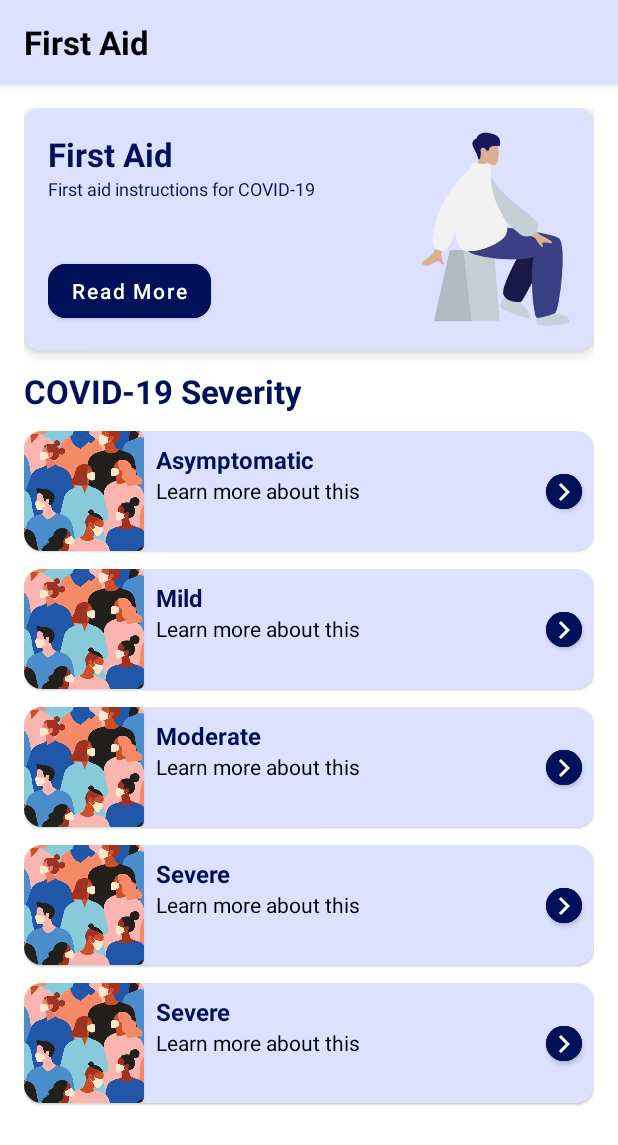
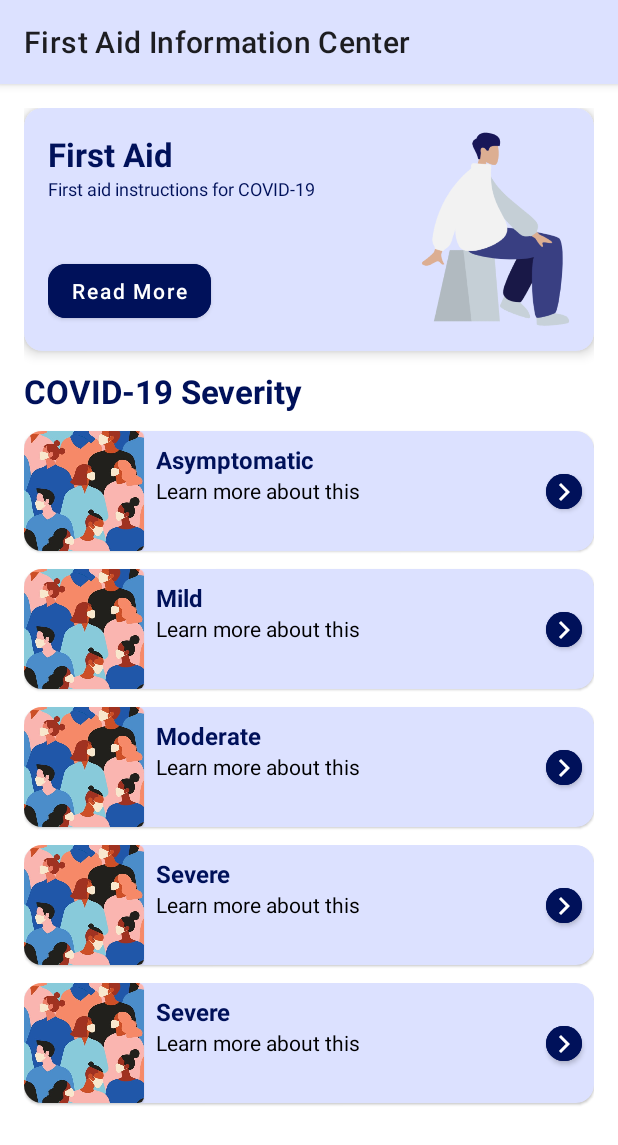
Before and after one commit to MadJack1906/First-Aid-UI-Design-App, an Android app: the layout activity_main.xml on its own in the app's theme, with its tools: preview values and no code run, on a phone screen of 412 x 824 dp. Shown: the top 1145 px of the screen. Run offline under Robolectric (Android 15) with nearby library versions, the phone set to English and light mode, and no system bars.

Commit message:
Added Expadning and Collapsing Animation for the CardView in the FirstAidInfomration and also added icons that rotate when the cardview is clicked

```diff
--- a/app/src/main/AndroidManifest.xml
+++ b/app/src/main/AndroidManifest.xml
@@ -10,6 +10,9 @@
         android:supportsRtl="true"
         android:theme="@style/Theme.FirstAidUIDesign">
         <activity
+            android:name=".FirstAidInformationActivity"
+            android:exported="false" />
+        <activity
             android:name=".MainActivity"
             android:exported="true">
             <intent-filter>
--- /dev/null
+++ b/app/src/main/res/drawable/ic_baseline_arrow_back_24.xml
@@ -0,0 +1,5 @@
+<vector android:autoMirrored="true" android:height="24dp"
+    android:tint="@color/black" android:viewportHeight="24"
+    android:viewportWidth="24" android:width="24dp" xmlns:android="http://schemas.android.com/apk/res/android">
+    <path android:fillColor="@android:color/black" android:pathData="M20,11H7.83l5.59,-5.59L12,4l-8,8 8,8 1.41,-1.41L7.83,13H20v-2z"/>
+</vector>
--- /dev/null
+++ b/app/src/main/res/drawable/ic_baseline_keyboard_arrow_right_24.xml
@@ -0,0 +1,5 @@
+<vector android:height="24dp" android:tint="@color/onPrimaryColor"
+    android:viewportHeight="24" android:viewportWidth="24"
+    android:width="24dp" xmlns:android="http://schemas.android.com/apk/res/android">
+    <path android:fillColor="@color/onPrimaryColor" android:pathData="M8.59,16.59L13.17,12 8.59,7.41 10,6l6,6 -6,6 -1.41,-1.41z"/>
+</vector>
--- a/app/src/main/res/layout-land/activity_main.xml
+++ b/app/src/main/res/layout-land/activity_main.xml
@@ -15,18 +15,10 @@
         app:layout_constraintStart_toStartOf="parent"
         app:layout_constraintTop_toTopOf="parent">
 
-        <Toolbar
+        <com.google.android.material.appbar.MaterialToolbar
             android:layout_width="match_parent"
-            android:layout_height="wrap_content">
-
-            <TextView
-                android:layout_width="wrap_content"
-                android:layout_height="wrap_content"
-                android:text="First Aid"
-                android:textColor="@color/black"
-                android:textSize="22sp"
-                android:textStyle="bold" />
-        </Toolbar>
+            android:layout_height="?attr/actionBarSize"
+            app:title="First Aid Information Center"/>
     </com.google.android.material.appbar.AppBarLayout>
 
     <ScrollView
@@ -47,7 +39,7 @@
             app:layout_constraintTop_toBottomOf="@+id/appBarLayout">
 
             <com.google.android.material.card.MaterialCardView
-                android:id="@+id/materialCardView"
+                android:id="@+id/cardCovidInitialFirstAid"
                 android:layout_width="match_parent"
                 android:layout_height="wrap_content"
                 style="@style/cardStyle"
@@ -112,7 +104,7 @@
                 android:layout_marginVertical="12dp"
                 android:text="@string/covid_19_severity"
                 app:layout_constraintStart_toStartOf="parent"
-                app:layout_constraintTop_toBottomOf="@+id/materialCardView" />
+                app:layout_constraintTop_toBottomOf="@+id/cardCovidInitialFirstAid" />
 
             <com.google.android.flexbox.FlexboxLayout
                 android:layout_width="match_parent"
--- a/app/src/main/res/layout/activity_main.xml
+++ b/app/src/main/res/layout/activity_main.xml
@@ -15,18 +15,10 @@
         app:layout_constraintStart_toStartOf="parent"
         app:layout_constraintTop_toTopOf="parent">
 
-        <Toolbar
+        <com.google.android.material.appbar.MaterialToolbar
             android:layout_width="match_parent"
-            android:layout_height="wrap_content">
-
-            <TextView
-                android:layout_width="wrap_content"
-                android:layout_height="wrap_content"
-                android:text="First Aid"
-                android:textColor="@color/black"
-                android:textSize="22sp"
-                android:textStyle="bold" />
-        </Toolbar>
+            android:layout_height="?attr/actionBarSize"
+            app:title="First Aid Information Center"/>
     </com.google.android.material.appbar.AppBarLayout>
 
     <androidx.constraintlayout.widget.ConstraintLayout
@@ -38,7 +30,7 @@
         app:layout_constraintTop_toBottomOf="@+id/appBarLayout">
 
         <com.google.android.material.card.MaterialCardView
-            android:id="@+id/materialCardView"
+            android:id="@+id/cardCovidInitialFirstAid"
             android:layout_width="match_parent"
             android:layout_height="wrap_content"
             style="@style/cardStyle"
@@ -104,7 +96,7 @@
             android:layout_marginVertical="12dp"
             android:text="@string/covid_19_severity"
             app:layout_constraintStart_toStartOf="parent"
-            app:layout_constraintTop_toBottomOf="@+id/materialCardView" />
+            app:layout_constraintTop_toBottomOf="@+id/cardCovidInitialFirstAid" />
 
         <com.google.android.material.card.MaterialCardView
             android:id="@+id/cardAsymptomatic"
--- a/app/src/main/res/values/strings.xml
+++ b/app/src/main/res/values/strings.xml
@@ -10,4 +10,6 @@
     <string name="severe">Severe</string>
     <string name="read_more">Read More</string>
     <string name="critical">Critical</string>
+    <string name="things_to_do_when_your_covid_19_infection_gets_worst">Things to do when your COVID-19 infection gets worst</string>
+    <string name="lorem_ipsum">Lorem ipsum dolor sit amet, consectetur adipiscing elit, sed do eiusmod tempor incididunt ut labore et dolore magna aliqua. Ut enim ad minim veniam, quis nostrud exercitation ullamco laboris nisi ut aliquip ex ea commodo consequat. Duis aute irure dolor in reprehenderit in voluptate velit esse cillum dolore eu fugiat nulla pariatur. Excepteur sint occaecat cupidatat non proident, sunt in culpa qui officia deserunt mollit anim id est laborum.</string>
 </resources>
```
Also changed, not shown: app/src/main/java/com/example/firstaiduidesign/FirstAidInformationActivity.kt (added, +107 -0 lines), app/src/main/java/com/example/firstaiduidesign/MainActivity.kt (+7 -1 lines), app/src/main/res/layout/activity_first_aid_information.xml (added, +91 -0 lines), app/src/main/res/values/themes.xml (+7 -0 lines).
